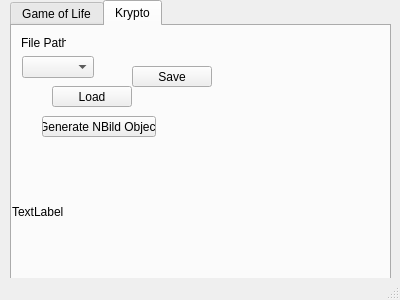
Before: the Qt Designer form Qt_PP_1819_GUI/mainwindow.ui in 0xanselm-priv/prg2-pr_milestone1, drawn with Qt 5.
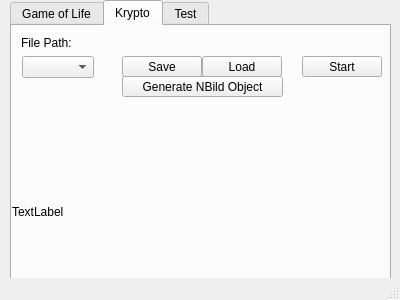
After: the same form once the commit is applied.

```diff
--- a/Qt_PP_1819_GUI/mainwindow.ui
+++ b/Qt_PP_1819_GUI/mainwindow.ui
@@ -59,7 +59,7 @@
        <rect>
         <x>9</x>
         <y>9</y>
-        <width>45</width>
+        <width>301</width>
         <height>16</height>
        </rect>
       </property>
@@ -83,8 +83,8 @@
      <widget class="QPushButton" name="pushButton_crypto">
       <property name="geometry">
        <rect>
-        <x>40</x>
-        <y>60</y>
+        <x>190</x>
+        <y>30</y>
         <width>80</width>
         <height>21</height>
        </rect>
@@ -96,8 +96,8 @@
      <widget class="QPushButton" name="pushButton">
       <property name="geometry">
        <rect>
-        <x>120</x>
-        <y>40</y>
+        <x>110</x>
+        <y>30</y>
         <width>80</width>
         <height>21</height>
        </rect>
@@ -109,9 +109,9 @@
      <widget class="QPushButton" name="pushButton_2">
       <property name="geometry">
        <rect>
-        <x>30</x>
-        <y>90</y>
-        <width>114</width>
+        <x>110</x>
+        <y>50</y>
+        <width>161</width>
         <height>21</height>
        </rect>
       </property>
@@ -141,6 +141,24 @@
        <string>TextLabel</string>
       </property>
      </widget>
+     <widget class="QPushButton" name="pushButton_3">
+      <property name="geometry">
+       <rect>
+        <x>290</x>
+        <y>30</y>
+        <width>80</width>
+        <height>21</height>
+       </rect>
+      </property>
+      <property name="text">
+       <string>Start</string>
+      </property>
+     </widget>
+    </widget>
+    <widget class="QWidget" name="tab">
+     <attribute name="title">
+      <string>Test</string>
+     </attribute>
     </widget>
    </widget>
   </widget>
```
